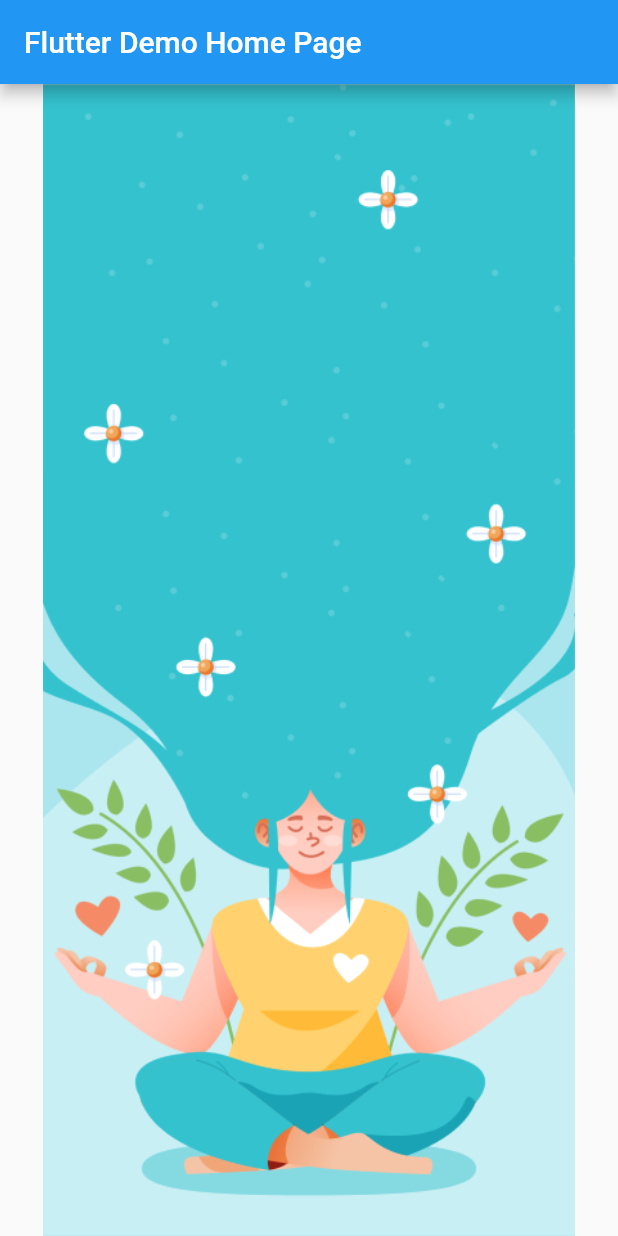
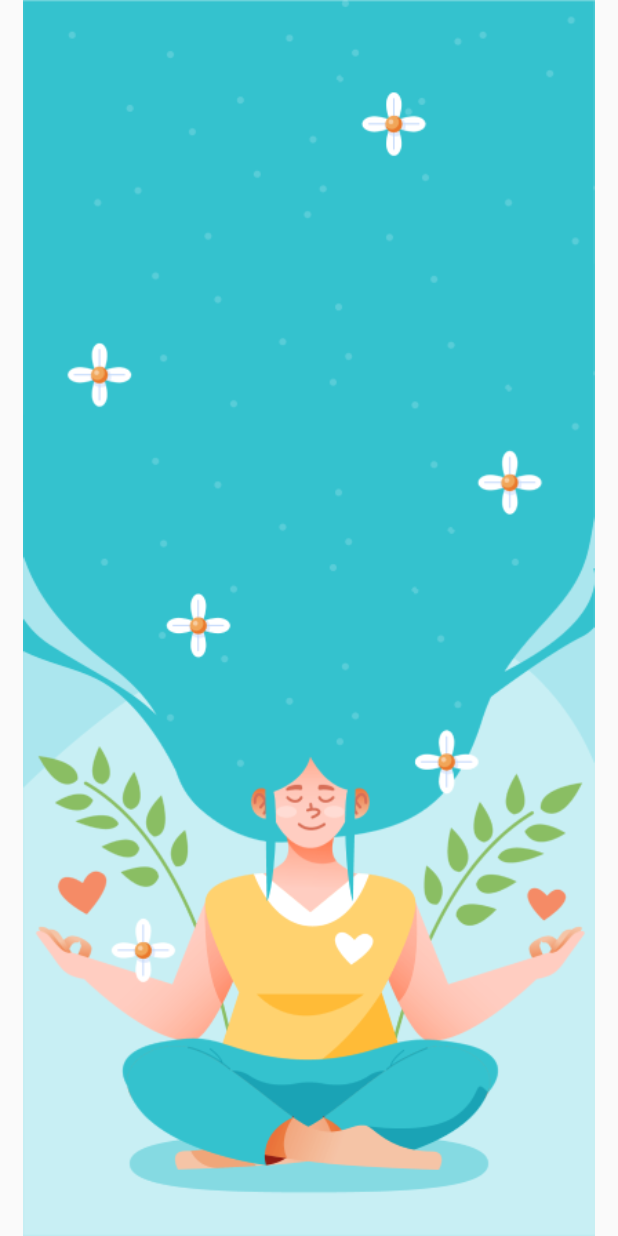
Before and after one commit to rich-chang/f_app, a Flutter app: the screen it shows after launch, on a phone screen of 412 x 824 dp. Run offline on Flutter 3.47's test engine with Material 2 defaults, Android fonts, the phone set to English and light mode, and no system bars.

Commit message:
Add splash class

```diff
--- a/lib/main.dart
+++ b/lib/main.dart
@@ -1,3 +1,4 @@
+import 'package:florish_app/screen/splash.dart';
 import 'package:flutter/material.dart';
 
 void main() {
@@ -24,62 +25,7 @@ class MyApp extends StatelessWidget {
         // is not restarted.
         primarySwatch: Colors.blue,
       ),
-      home: const MyHomePage(title: 'Flutter Demo Home Page'),
+      home: const SplashPage(),
     );
   }
 }
-
-class MyHomePage extends StatefulWidget {
-  const MyHomePage({Key? key, required this.title}) : super(key: key);
-
-  // This widget is the home page of your application. It is stateful, meaning
-  // that it has a State object (defined below) that contains fields that affect
-  // how it looks.
-
-  // This class is the configuration for the state. It holds the values (in this
-  // case the title) provided by the parent (in this case the App widget) and
-  // used by the build method of the State. Fields in a Widget subclass are
-  // always marked "final".
-
-  final String title;
-
-  @override
-  State<MyHomePage> createState() => _MyHomePageState();
-}
-
-class _MyHomePageState extends State<MyHomePage> {
-  int _counter = 0;
-
-  void _incrementCounter() {
-    setState(() {
-      // This call to setState tells the Flutter framework that something has
-      // changed in this State, which causes it to rerun the build method below
-      // so that the display can reflect the updated values. If we changed
-      // _counter without calling setState(), then the build method would not be
-      // called again, and so nothing would appear to happen.
-      _counter++;
-    });
-  }
-
-  @override
-  Widget build(BuildContext context) {
-    // This method is rerun every time setState is called, for instance as done
-    // by the _incrementCounter method above.
-    //
-    // The Flutter framework has been optimized to make rerunning build methods
-    // fast, so that you can just rebuild anything that needs updating rather
-    // than having to individually change instances of widgets.
-    return Scaffold(
-      appBar: AppBar(
-        // Here we take the value from the MyHomePage object that was created by
-        // the App.build method, and use it to set our appbar title.
-        title: Text(widget.title),
-      ),
-      body: Center(
-        // Center is a layout widget. It takes a single child and positions it
-        // in the middle of the parent.
-        child: Image.asset('images/splash.png')
-      ),// This trailing comma makes auto-formatting nicer for build methods.
-    );
-  }
-}
--- a/lib/screen/splash.dart
+++ b/lib/screen/splash.dart
@@ -0,0 +1,28 @@
+import 'package:flutter/material.dart';
+
+class SplashPage extends StatefulWidget {
+  const SplashPage({Key? key}) : super(key: key);
+
+  @override
+  State<SplashPage> createState() => _SplashPageState();
+}
+
+class _SplashPageState extends State<SplashPage> {
+
+  @override
+  Widget build(BuildContext context) {
+    // This method is rerun every time setState is called, for instance as done
+    // by the _incrementCounter method above.
+    //
+    // The Flutter framework has been optimized to make rerunning build methods
+    // fast, so that you can just rebuild anything that needs updating rather
+    // than having to individually change instances of widgets.
+    return Scaffold(
+      body: Center(
+          // Center is a layout widget. It takes a single child and positions it
+          // in the middle of the parent.
+            child: Image.asset('images/splash.png')
+      ),
+    );// This trailing comma makes auto-formatting nicer for build methods.
+  }
+}
```
